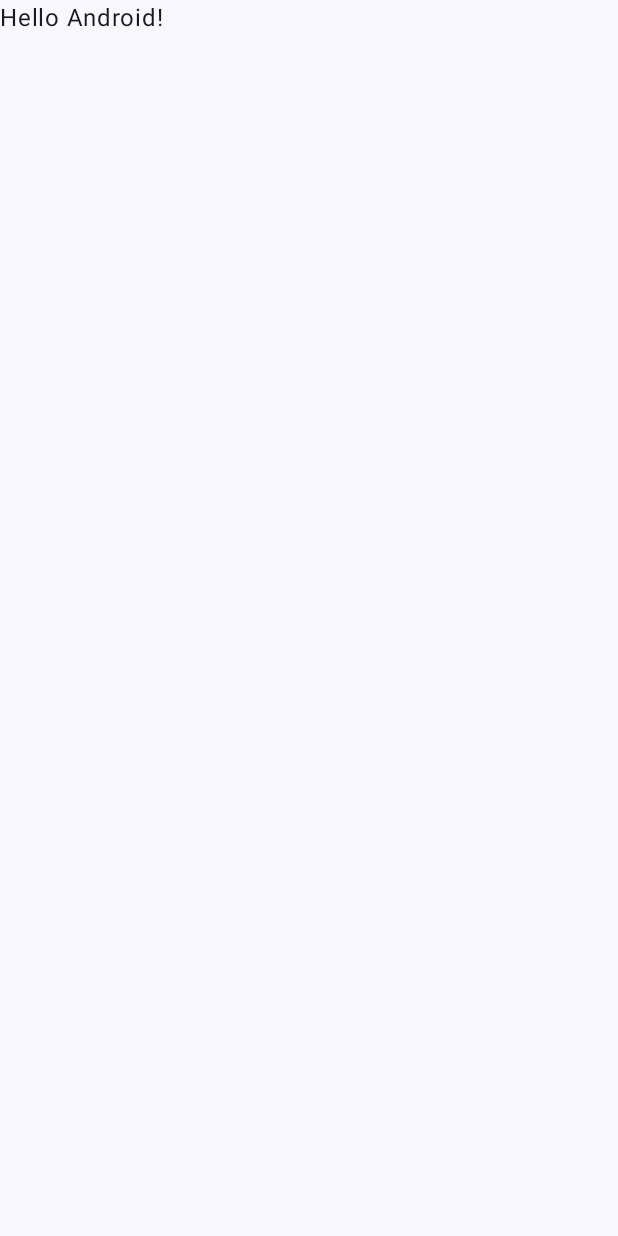
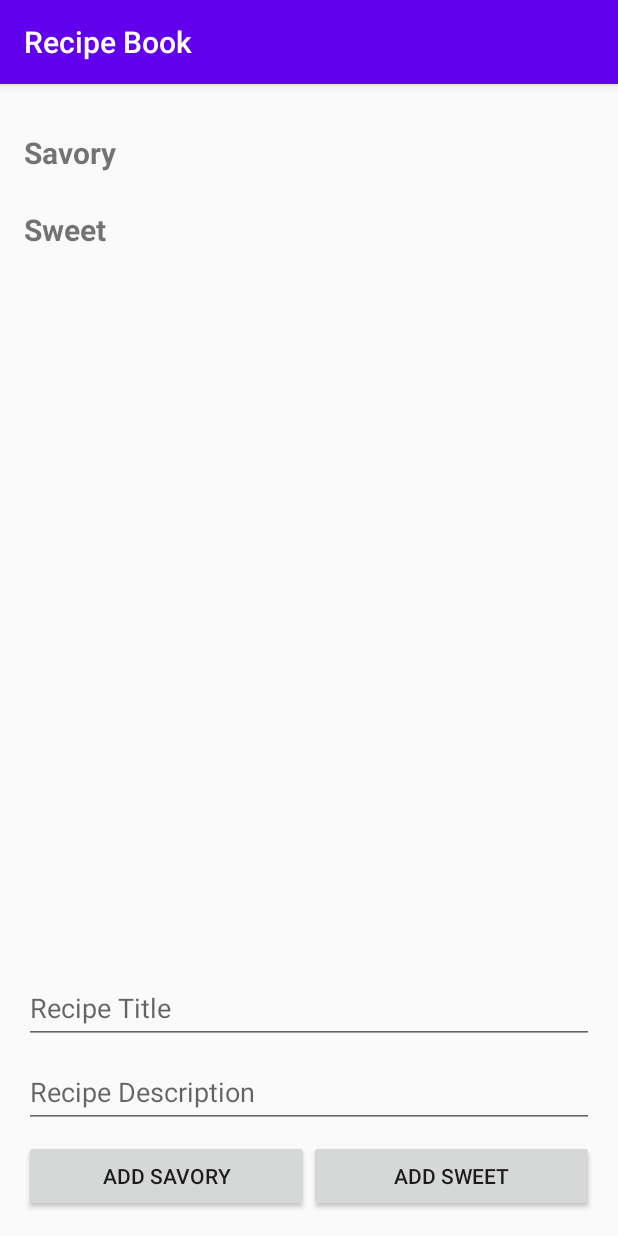
Before and after one commit to Kenrose1/Lab_Activity_4.1, an Android app: the screen it shows after launch (MainActivity), on a phone screen of 412 x 824 dp. Before the commit the screen is almost empty. Run offline under Robolectric (Android 15) with nearby library versions, the phone set to English and light mode, and no system bars.

Commit message:
build Recipe Book app with RecyclerView

```diff
--- a/app/build.gradle.kts
+++ b/app/build.gradle.kts
@@ -44,6 +44,9 @@ dependencies {
     implementation(libs.androidx.compose.ui.tooling.preview)
     implementation(libs.androidx.core.ktx)
     implementation(libs.androidx.lifecycle.runtime.ktx)
+    implementation(libs.androidx.appcompat)
+    implementation(libs.androidx.recyclerview)
+    implementation(libs.androidx.constraintlayout)
     testImplementation(libs.junit)
     androidTestImplementation(platform(libs.androidx.compose.bom))
     androidTestImplementation(libs.androidx.compose.ui.test.junit4)
--- a/app/src/main/java/com/example/recipemanagementapp/MainActivity.kt
+++ b/app/src/main/java/com/example/recipemanagementapp/MainActivity.kt
@@ -1,47 +1,96 @@
 package com.example.recipemanagementapp
 
 import android.os.Bundle
-import androidx.activity.ComponentActivity
-import androidx.activity.compose.setContent
-import androidx.activity.enableEdgeToEdge
-import androidx.compose.foundation.layout.fillMaxSize
-import androidx.compose.foundation.layout.padding
-import androidx.compose.material3.Scaffold
-import androidx.compose.material3.Text
-import androidx.compose.runtime.Composable
-import androidx.compose.ui.Modifier
-import androidx.compose.ui.tooling.preview.Preview
-import com.example.recipemanagementapp.ui.theme.RecipeManagementAppTheme
+import android.widget.Button
+import android.widget.EditText
+import android.widget.Toast
+import androidx.appcompat.app.AlertDialog
+import androidx.appcompat.app.AppCompatActivity
+import androidx.recyclerview.widget.ItemTouchHelper
+import androidx.recyclerview.widget.LinearLayoutManager
+import androidx.recyclerview.widget.RecyclerView
+import com.example.recipemanagementapp.adapter.RecipeAdapter
+import com.example.recipemanagementapp.adapter.SwipeToDeleteCallback
+import com.example.recipemanagementapp.model.Flavor
+import com.example.recipemanagementapp.model.Recipe
+import com.example.recipemanagementapp.model.RecipeListItem
 
-class MainActivity : ComponentActivity() {
+class MainActivity : AppCompatActivity() {
+
+    private val savoryRecipes = mutableListOf<Recipe>()
+    private val sweetRecipes = mutableListOf<Recipe>()
+    private lateinit var adapter: RecipeAdapter
+
     override fun onCreate(savedInstanceState: Bundle?) {
         super.onCreate(savedInstanceState)
-        enableEdgeToEdge()
-        setContent {
-            RecipeManagementAppTheme {
-                Scaffold(modifier = Modifier.fillMaxSize()) { innerPadding ->
-                    Greeting(
-                        name = "Android",
-                        modifier = Modifier.padding(innerPadding)
-                    )
-                }
-            }
+        setContentView(R.layout.activity_main)
+
+        val titleInput = findViewById<EditText>(R.id.main_recipe_title)
+        val descriptionInput = findViewById<EditText>(R.id.main_recipe_description)
+
+        adapter = RecipeAdapter(::showRecipeDialog)
+        findViewById<RecyclerView>(R.id.main_recipes_list).apply {
+            layoutManager = LinearLayoutManager(this@MainActivity)
+            this.adapter = this@MainActivity.adapter
+            ItemTouchHelper(
+                SwipeToDeleteCallback(this@MainActivity, this@MainActivity.adapter, ::deleteRecipe)
+            ).attachToRecyclerView(this)
         }
+
+        findViewById<Button>(R.id.main_add_savory).setOnClickListener {
+            addRecipe(Flavor.SAVORY, titleInput, descriptionInput)
+        }
+        findViewById<Button>(R.id.main_add_sweet).setOnClickListener {
+            addRecipe(Flavor.SWEET, titleInput, descriptionInput)
+        }
+
+        refreshList()
+    }
+
+    private fun buildItems(): List<RecipeListItem> = buildList {
+        add(RecipeListItem.FlavorHeader(Flavor.SAVORY))
+        savoryRecipes.forEach { add(RecipeListItem.RecipeRow(it, Flavor.SAVORY)) }
+        add(RecipeListItem.FlavorHeader(Flavor.SWEET))
+        sweetRecipes.forEach { add(RecipeListItem.RecipeRow(it, Flavor.SWEET)) }
+    }
+
+    private fun refreshList() {
+        adapter.submitItems(buildItems())
+    }
+
+    private fun recipesFor(flavor: Flavor): MutableList<Recipe> =
+        if (flavor == Flavor.SAVORY) savoryRecipes else sweetRecipes
+
+    private fun addRecipe(
+        flavor: Flavor,
+        titleInput: EditText,
+        descriptionInput: EditText
+    ) {
+        val title = titleInput.text?.toString()?.trim().orEmpty()
+        val description = descriptionInput.text?.toString()?.trim().orEmpty()
+
+        if (title.isEmpty() || description.isEmpty()) {
+            Toast.makeText(this, R.string.enter_recipe, Toast.LENGTH_SHORT).show()
+            return
+        }
+
+        recipesFor(flavor).add(Recipe(title, description))
+        titleInput.text?.clear()
+        descriptionInput.text?.clear()
+        titleInput.requestFocus()
+        refreshList()
+    }
+
+    private fun deleteRecipe(row: RecipeListItem.RecipeRow) {
+        recipesFor(row.flavor).remove(row.recipe)
+        refreshList()
+    }
+
+    private fun showRecipeDialog(row: RecipeListItem.RecipeRow) {
+        AlertDialog.Builder(this)
+            .setTitle(row.recipe.title)
+            .setMessage(row.recipe.description)
+            .setPositiveButton(android.R.string.ok, null)
+            .show()
     }
 }
-
-@Composable
-fun Greeting(name: String, modifier: Modifier = Modifier) {
-    Text(
-        text = "Hello $name!",
-        modifier = modifier
-    )
-}
-
-@Preview(showBackground = true)
-@Composable
-fun GreetingPreview() {
-    RecipeManagementAppTheme {
-        Greeting("Android")
-    }
-}
--- /dev/null
+++ b/app/src/main/java/com/example/recipemanagementapp/adapter/RecipeAdapter.kt
@@ -0,0 +1,86 @@
+package com.example.recipemanagementapp.adapter
+
+import android.view.LayoutInflater
+import android.view.View
+import android.view.ViewGroup
+import android.widget.TextView
+import androidx.recyclerview.widget.RecyclerView
+import com.example.recipemanagementapp.R
+import com.example.recipemanagementapp.model.RecipeListItem
+
+/** One adapter drives both row types: flavor headers and recipe rows. */
+class RecipeAdapter(
+    private val onRecipeClick: (RecipeListItem.RecipeRow) -> Unit
+) : RecyclerView.Adapter<RecyclerView.ViewHolder>() {
+
+    private var items: List<RecipeListItem> = emptyList()
+
+    fun submitItems(newItems: List<RecipeListItem>) {
+        items = newItems
+        notifyDataSetChanged()
+    }
+
+    fun itemAt(position: Int): RecipeListItem = items[position]
+
+    override fun getItemViewType(position: Int): Int = when (items[position]) {
+        is RecipeListItem.FlavorHeader -> VIEW_FLAVOR
+        is RecipeListItem.RecipeRow -> VIEW_RECIPE
+    }
+
+    override fun onCreateViewHolder(parent: ViewGroup, viewType: Int): RecyclerView.ViewHolder {
+        val inflater = LayoutInflater.from(parent.context)
+        return if (viewType == VIEW_FLAVOR) {
+            FlavorViewHolder(inflater.inflate(R.layout.item_flavor, parent, false))
+        } else {
+            RecipeViewHolder(inflater.inflate(R.layout.item_recipe, parent, false), onRecipeClick)
+        }
+    }
+
+    override fun onBindViewHolder(holder: RecyclerView.ViewHolder, position: Int) {
+        when (val item = items[position]) {
+            is RecipeListItem.FlavorHeader -> (holder as FlavorViewHolder).bind(item)
+            is RecipeListItem.RecipeRow -> (holder as RecipeViewHolder).bind(item)
+        }
+    }
+
+    override fun getItemCount(): Int = items.size
+
+    private class FlavorViewHolder(itemView: View) : RecyclerView.ViewHolder(itemView) {
+        private val flavorTitle: TextView = itemView.findViewById(R.id.item_flavor_title)
+
+        fun bind(item: RecipeListItem.FlavorHeader) {
+            flavorTitle.text = item.flavor.label
+        }
+    }
+
+    private class RecipeViewHolder(
+        itemView: View,
+        onRecipeClick: (RecipeListItem.RecipeRow) -> Unit
+    ) : RecyclerView.ViewHolder(itemView) {
+        private val recipeTitle: TextView = itemView.findViewById(R.id.item_recipe_title)
+        private val recipeDescription: TextView = itemView.findViewById(R.id.item_recipe_description)
+
+        init {
+            itemView.setOnClickListener {
+                val item = currentRecipe
+                if (adapterPosition != RecyclerView.NO_POSITION && item != null) {
+                    onRecipeClick(item)
+                }
+            }
+        }
+
+        // Set in bind() and read by the click listener.
+        private var currentRecipe: RecipeListItem.RecipeRow? = null
+
+        fun bind(item: RecipeListItem.RecipeRow) {
+            currentRecipe = item
+            recipeTitle.text = item.recipe.title
+            recipeDescription.text = item.recipe.description
+        }
+    }
+
+    companion object {
+        private const val VIEW_FLAVOR = 0
+        private const val VIEW_RECIPE = 1
+    }
+}
--- /dev/null
+++ b/app/src/main/java/com/example/recipemanagementapp/model/Flavor.kt
@@ -0,0 +1,6 @@
+package com.example.recipemanagementapp.model
+
+enum class Flavor(val label: String) {
+    SAVORY("Savory"),
+    SWEET("Sweet")
+}
--- /dev/null
+++ b/app/src/main/java/com/example/recipemanagementapp/model/Recipe.kt
@@ -0,0 +1,6 @@
+package com.example.recipemanagementapp.model
+
+data class Recipe(
+    val title: String,
+    val description: String
+)
--- /dev/null
+++ b/app/src/main/java/com/example/recipemanagementapp/model/RecipeListItem.kt
@@ -0,0 +1,7 @@
+package com.example.recipemanagementapp.model
+
+/** The two row types shown in the single RecyclerView. */
+sealed interface RecipeListItem {
+    data class FlavorHeader(val flavor: Flavor) : RecipeListItem
+    data class RecipeRow(val recipe: Recipe, val flavor: Flavor) : RecipeListItem
+}
--- a/app/src/main/java/com/example/recipemanagementapp/ui/theme/Color.kt
+++ /dev/null
@@ -1,11 +0,0 @@
-package com.example.recipemanagementapp.ui.theme
-
-import androidx.compose.ui.graphics.Color
-
-val Purple80 = Color(0xFFD0BCFF)
-val PurpleGrey80 = Color(0xFFCCC2DC)
-val Pink80 = Color(0xFFEFB8C8)
-
-val Purple40 = Color(0xFF6650a4)
-val PurpleGrey40 = Color(0xFF625b71)
-val Pink40 = Color(0xFF7D5260)
--- a/app/src/main/java/com/example/recipemanagementapp/ui/theme/Theme.kt
+++ /dev/null
@@ -1,58 +0,0 @@
-package com.example.recipemanagementapp.ui.theme
-
-import android.app.Activity
-import android.os.Build
-import androidx.compose.foundation.isSystemInDarkTheme
-import androidx.compose.material3.MaterialTheme
-import androidx.compose.material3.darkColorScheme
-import androidx.compose.material3.dynamicDarkColorScheme
-import androidx.compose.material3.dynamicLightColorScheme
-import androidx.compose.material3.lightColorScheme
-import androidx.compose.runtime.Composable
-import androidx.compose.ui.platform.LocalContext
-
-private val DarkColorScheme = darkColorScheme(
-    primary = Purple80,
-    secondary = PurpleGrey80,
-    tertiary = Pink80
-)
-
-private val LightColorScheme = lightColorScheme(
-    primary = Purple40,
-    secondary = PurpleGrey40,
-    tertiary = Pink40
-
-    /* Other default colors to override
-    background = Color(0xFFFFFBFE),
-    surface = Color(0xFFFFFBFE),
-    onPrimary = Color.White,
-    onSecondary = Color.White,
-    onTertiary = Color.White,
-    onBackground = Color(0xFF1C1B1F),
-    onSurface = Color(0xFF1C1B1F),
-    */
-)
-
-@Composable
-fun RecipeManagementAppTheme(
-    darkTheme: Boolean = isSystemInDarkTheme(),
-    // Dynamic color is available on Android 12+
-    dynamicColor: Boolean = true,
-    content: @Composable () -> Unit
-) {
-    val colorScheme = when {
-        dynamicColor && Build.VERSION.SDK_INT >= Build.VERSION_CODES.S -> {
-            val context = LocalContext.current
-            if (darkTheme) dynamicDarkColorScheme(context) else dynamicLightColorScheme(context)
-        }
-
-        darkTheme -> DarkColorScheme
-        else -> LightColorScheme
-    }
-
-    MaterialTheme(
-        colorScheme = colorScheme,
-        typography = Typography,
-        content = content
-    )
-}
--- a/app/src/main/java/com/example/recipemanagementapp/ui/theme/Type.kt
+++ /dev/null
@@ -1,34 +0,0 @@
-package com.example.recipemanagementapp.ui.theme
-
-import androidx.compose.material3.Typography
-import androidx.compose.ui.text.TextStyle
-import androidx.compose.ui.text.font.FontFamily
-import androidx.compose.ui.text.font.FontWeight
-import androidx.compose.ui.unit.sp
-
-// Set of Material typography styles to start with
-val Typography = Typography(
-    bodyLarge = TextStyle(
-        fontFamily = FontFamily.Default,
-        fontWeight = FontWeight.Normal,
-        fontSize = 16.sp,
-        lineHeight = 24.sp,
-        letterSpacing = 0.5.sp
-    )
-    /* Other default text styles to override
-    titleLarge = TextStyle(
-        fontFamily = FontFamily.Default,
-        fontWeight = FontWeight.Normal,
-        fontSize = 22.sp,
-        lineHeight = 28.sp,
-        letterSpacing = 0.sp
-    ),
-    labelSmall = TextStyle(
-        fontFamily = FontFamily.Default,
-        fontWeight = FontWeight.Medium,
-        fontSize = 11.sp,
-        lineHeight = 16.sp,
-        letterSpacing = 0.5.sp
-    )
-    */
-)
--- /dev/null
+++ b/app/src/main/res/drawable/ic_delete.xml
@@ -0,0 +1,10 @@
+<?xml version="1.0" encoding="utf-8"?>
+<vector xmlns:android="http://schemas.android.com/apk/res/android"
+    android:width="24dp"
+    android:height="24dp"
+    android:viewportWidth="24"
+    android:viewportHeight="24">
+    <path
+        android:fillColor="#FFFFFF"
+        android:pathData="M6,19c0,1.1 0.9,2 2,2h8c1.1,0 2,-0.9 2,-2V7H6v12zM19,4h-3.5l-1,-1h-5l-1,1H5v2h14V4z" />
+</vector>
--- /dev/null
+++ b/app/src/main/res/layout-sw600dp/activity_main.xml
@@ -0,0 +1,68 @@
+<?xml version="1.0" encoding="utf-8"?>
+<LinearLayout xmlns:android="http://schemas.android.com/apk/res/android"
+    xmlns:tools="http://schemas.android.com/tools"
+    android:layout_width="match_parent"
+    android:layout_height="match_parent"
+    android:baselineAligned="false"
+    android:orientation="horizontal"
+    android:padding="24dp">
+
+    <androidx.recyclerview.widget.RecyclerView
+        android:id="@+id/main_recipes_list"
+        android:layout_width="0dp"
+        android:layout_height="match_parent"
+        android:layout_weight="1"
+        tools:listitem="@layout/item_recipe" />
+
+    <Space
+        android:layout_width="24dp"
+        android:layout_height="match_parent" />
+
+    <LinearLayout
+        android:layout_width="320dp"
+        android:layout_height="match_parent"
+        android:orientation="vertical">
+
+        <EditText
+            android:id="@+id/main_recipe_title"
+            android:layout_width="match_parent"
+            android:layout_height="wrap_content"
+            android:hint="@string/recipe_title_hint"
+            android:importantForAutofill="no"
+            android:inputType="text"
+            android:minHeight="48dp" />
+
+        <EditText
+            android:id="@+id/main_recipe_description"
+            android:layout_width="match_parent"
+            android:layout_height="wrap_content"
+            android:layout_marginTop="8dp"
+            android:hint="@string/recipe_description_hint"
+            android:importantForAutofill="no"
+            android:inputType="text"
+            android:minHeight="48dp" />
+
+        <LinearLayout
+            android:id="@+id/main_recipe_buttons"
+            android:layout_width="match_parent"
+            android:layout_height="wrap_content"
+            android:layout_marginTop="8dp"
+            android:orientation="horizontal">
+
+            <Button
+                android:id="@+id/main_add_savory"
+                android:layout_width="0dp"
+                android:layout_height="wrap_content"
+                android:layout_weight="1"
+                android:text="@string/add_savory" />
+
+            <Button
+                android:id="@+id/main_add_sweet"
+                android:layout_width="0dp"
+                android:layout_height="wrap_content"
+                android:layout_weight="1"
+                android:text="@string/add_sweet" />
+        </LinearLayout>
+    </LinearLayout>
+
+</LinearLayout>
--- /dev/null
+++ b/app/src/main/res/layout/activity_main.xml
@@ -0,0 +1,74 @@
+<?xml version="1.0" encoding="utf-8"?>
+<androidx.constraintlayout.widget.ConstraintLayout xmlns:android="http://schemas.android.com/apk/res/android"
+    xmlns:app="http://schemas.android.com/apk/res-auto"
+    xmlns:tools="http://schemas.android.com/tools"
+    android:layout_width="match_parent"
+    android:layout_height="match_parent"
+    android:padding="16dp">
+
+    <androidx.recyclerview.widget.RecyclerView
+        android:id="@+id/main_recipes_list"
+        android:layout_width="0dp"
+        android:layout_height="0dp"
+        app:layoutManager="androidx.recyclerview.widget.LinearLayoutManager"
+        app:layout_constraintBottom_toTopOf="@id/main_recipe_title"
+        app:layout_constraintEnd_toEndOf="parent"
+        app:layout_constraintStart_toStartOf="parent"
+        app:layout_constraintTop_toTopOf="parent"
+        tools:listitem="@layout/item_recipe" />
+
+    <EditText
+        android:id="@+id/main_recipe_title"
+        android:layout_width="0dp"
+        android:layout_height="wrap_content"
+        android:layout_marginTop="8dp"
+        android:hint="@string/recipe_title_hint"
+        android:importantForAutofill="no"
+        android:inputType="text"
+        android:minHeight="48dp"
+        app:layout_constraintBottom_toTopOf="@id/main_recipe_description"
+        app:layout_constraintEnd_toEndOf="parent"
+        app:layout_constraintStart_toStartOf="parent"
+        app:layout_constraintTop_toBottomOf="@id/main_recipes_list" />
+
+    <EditText
+        android:id="@+id/main_recipe_description"
+        android:layout_width="0dp"
+        android:layout_height="wrap_content"
+        android:layout_marginTop="8dp"
+        android:hint="@string/recipe_description_hint"
+        android:importantForAutofill="no"
+        android:inputType="text"
+        android:minHeight="48dp"
+        app:layout_constraintBottom_toTopOf="@id/main_recipe_buttons"
+        app:layout_constraintEnd_toEndOf="parent"
+        app:layout_constraintStart_toStartOf="parent"
+        app:layout_constraintTop_toBottomOf="@id/main_recipe_title" />
+
+    <LinearLayout
+        android:id="@+id/main_recipe_buttons"
+        android:layout_width="0dp"
+        android:layout_height="wrap_content"
+        android:layout_marginTop="8dp"
+        android:orientation="horizontal"
+        app:layout_constraintBottom_toBottomOf="parent"
+        app:layout_constraintEnd_toEndOf="parent"
+        app:layout_constraintStart_toStartOf="parent"
+        app:layout_constraintTop_toBottomOf="@id/main_recipe_description">
+
+        <Button
+            android:id="@+id/main_add_savory"
+            android:layout_width="0dp"
+            android:layout_height="wrap_content"
+            android:layout_weight="1"
+            android:text="@string/add_savory" />
+
+        <Button
+            android:id="@+id/main_add_sweet"
+            android:layout_width="0dp"
+            android:layout_height="wrap_content"
+            android:layout_weight="1"
+            android:text="@string/add_sweet" />
+    </LinearLayout>
+
+</androidx.constraintlayout.widget.ConstraintLayout>
--- /dev/null
+++ b/app/src/main/res/layout/item_flavor.xml
@@ -0,0 +1,9 @@
+<?xml version="1.0" encoding="utf-8"?>
+<TextView xmlns:android="http://schemas.android.com/apk/res/android"
+    android:id="@+id/item_flavor_title"
+    android:layout_width="match_parent"
+    android:layout_height="wrap_content"
+    android:paddingTop="16dp"
+    android:paddingBottom="8dp"
+    android:textSize="20sp"
+    android:textStyle="bold" />
--- a/app/src/main/res/values/strings.xml
+++ b/app/src/main/res/values/strings.xml
@@ -1,3 +1,9 @@
 <resources>
-    <string name="app_name">RecipeManagementApp</string>
+    <string name="app_name">Recipe Book</string>
+    <string name="recipe_title_hint">Recipe Title</string>
+    <string name="recipe_description_hint">Recipe Description</string>
+    <string name="add_savory">ADD SAVORY</string>
+    <string name="add_sweet">ADD SWEET</string>
+    <string name="enter_recipe">Enter a title and description</string>
+    <string name="delete_description">Delete recipe</string>
 </resources>
--- a/app/src/main/res/values/themes.xml
+++ b/app/src/main/res/values/themes.xml
@@ -1,5 +1,9 @@
 <?xml version="1.0" encoding="utf-8"?>
 <resources>
 
-    <style name="Theme.RecipeManagementApp" parent="android:Theme.Material.Light.NoActionBar" />
+    <style name="Theme.RecipeManagementApp" parent="Theme.AppCompat.DayNight.DarkActionBar">
+        <item name="colorPrimary">@color/purple_500</item>
+        <item name="colorPrimaryDark">@color/purple_700</item>
+        <item name="colorAccent">@color/teal_200</item>
+    </style>
 </resources>
--- a/gradle/libs.versions.toml
+++ b/gradle/libs.versions.toml
@@ -6,11 +6,17 @@ junitVersion = "1.3.0"
 espressoCore = "3.7.0"
 lifecycleRuntimeKtx = "2.11.1"
 activityCompose = "1.13.0"
+appcompat = "1.7.0"
+recyclerview = "1.1.0"
+constraintlayout = "2.0.1"
 kotlin = "2.2.10"
 composeBom = "2026.02.01"
 
 [libraries]
 androidx-core-ktx = { group = "androidx.core", name = "core-ktx", version.ref = "coreKtx" }
+androidx-appcompat = { group = "androidx.appcompat", name = "appcompat", version.ref = "appcompat" }
+androidx-recyclerview = { group = "androidx.recyclerview", name = "recyclerview", version.ref = "recyclerview" }
+androidx-constraintlayout = { group = "androidx.constraintlayout", name = "constraintlayout", version.ref = "constraintlayout" }
 junit = { group = "junit", name = "junit", version.ref = "junit" }
 androidx-junit = { group = "androidx.test.ext", name = "junit", version.ref = "junitVersion" }
 androidx-espresso-core = { group = "androidx.test.espresso", name = "espresso-core", version.ref = "espressoCore" }
```
Also changed, not shown: app/src/main/java/com/example/recipemanagementapp/adapter/SwipeToDeleteCallback.kt (added, +103 -0 lines), app/src/main/res/layout/item_recipe.xml (added, +25 -0 lines).
